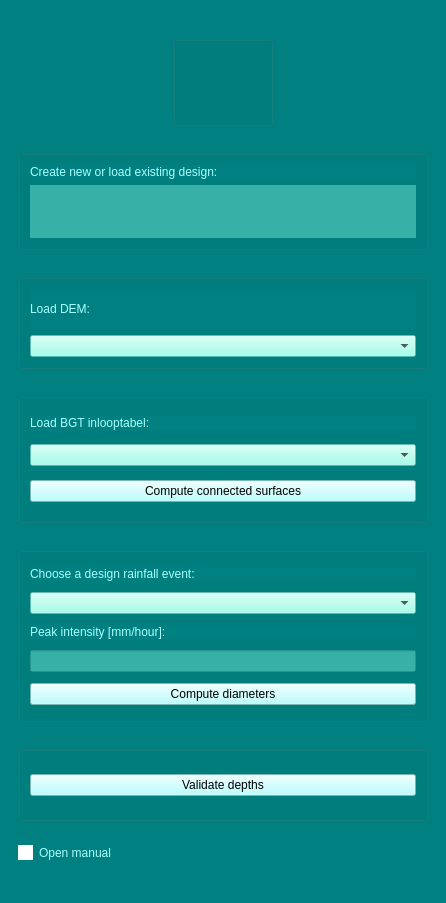
Above: sewerage_designer/sewerage_designer_dockwidget_base.ui from nens/sewerage-designer before the change. Below: the same form after it.
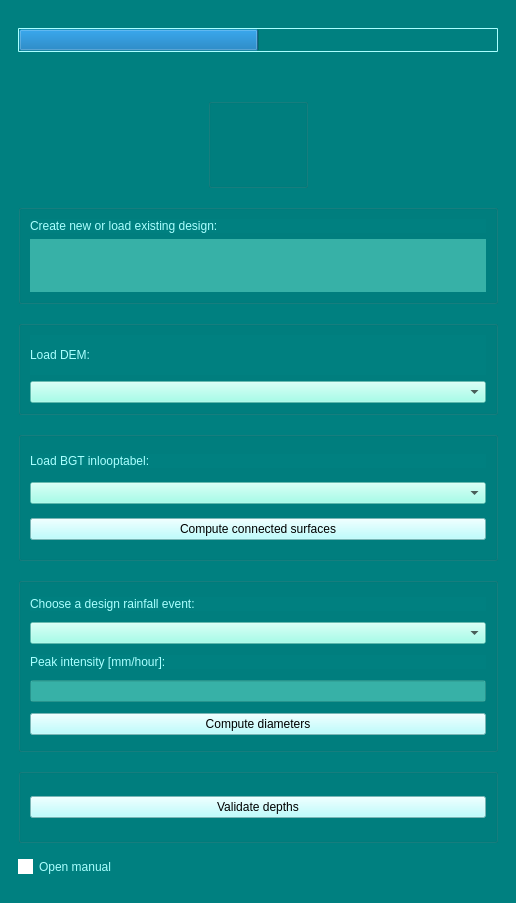
That is the form after the change. Icons and pictures are not drawn. Custom widgets are drawn as their Qt base class.

The edit to the form file:
```diff
--- a/sewerage_designer/sewerage_designer_dockwidget_base.ui
+++ b/sewerage_designer/sewerage_designer_dockwidget_base.ui
@@ -6,7 +6,7 @@
    <rect>
     <x>0</x>
     <y>0</y>
-    <width>446</width>
+    <width>516</width>
     <height>903</height>
    </rect>
   </property>
@@ -29,7 +29,7 @@
   </property>
   <widget class="QWidget" name="dockWidgetContents">
    <layout class="QGridLayout" name="gridLayout">
-    <item row="0" column="1">
+    <item row="0" column="0">
      <widget class="QScrollArea" name="scrollArea">
       <property name="styleSheet">
        <string notr="true"/>
@@ -51,11 +51,67 @@
         <rect>
          <x>0</x>
          <y>0</y>
-         <width>424</width>
-         <height>857</height>
+         <width>494</width>
+         <height>855</height>
         </rect>
        </property>
        <layout class="QVBoxLayout" name="verticalLayout">
+        <item>
+         <widget class="QProgressBar" name="QProgressBar">
+          <property name="sizePolicy">
+           <sizepolicy hsizetype="Expanding" vsizetype="Fixed">
+            <horstretch>0</horstretch>
+            <verstretch>0</verstretch>
+           </sizepolicy>
+          </property>
+          <property name="styleSheet">
+           <string notr="true">QProgressBar {
+    border: 1px solid rgb(170, 255, 255);
+    border-radius: 1px;
+    text-align: center;
+    background-color: transparent;
+}
+
+QProgressBar::chunk {
+    background-color: qlineargradient(x1:0, y1:0, x2:0, y2:1,
+                                      stop:0 rgba(140, 255, 230, 100), stop:1 rgb(170, 255, 255));
+    width: 5px;
+    margin: 0.5px;
+}</string>
+          </property>
+          <property name="maximum">
+           <number>100</number>
+          </property>
+          <property name="value">
+           <number>50</number>
+          </property>
+          <property name="textVisible">
+           <bool>false</bool>
+          </property>
+         </widget>
+        </item>
+        <item>
+         <widget class="QLabel" name="QLabel_ProgressBar">
+          <property name="sizePolicy">
+           <sizepolicy hsizetype="Preferred" vsizetype="Fixed">
+            <horstretch>0</horstretch>
+            <verstretch>0</verstretch>
+           </sizepolicy>
+          </property>
+          <property name="acceptDrops">
+           <bool>false</bool>
+          </property>
+          <property name="styleSheet">
+           <string notr="true">color: rgb(170, 255, 255);</string>
+          </property>
+          <property name="text">
+           <string/>
+          </property>
+          <property name="alignment">
+           <set>Qt::AlignCenter</set>
+          </property>
+         </widget>
+        </item>
         <item alignment="Qt::AlignHCenter">
          <widget class="QGroupBox" name="horizontalGroupBox">
           <property name="sizePolicy">
```
